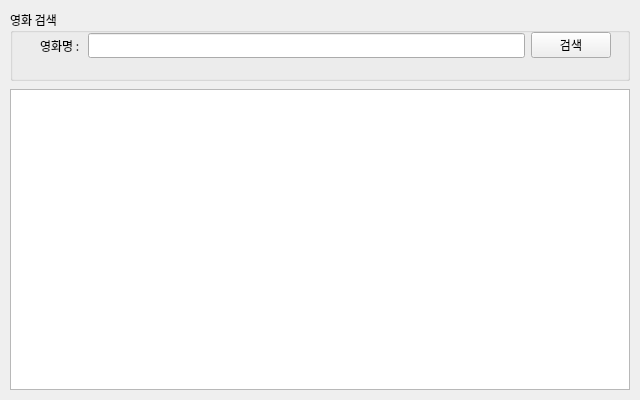
Old version of the form part1/studyPyQt/naverApiMovie.ui in the repository YoungHunPark0/miniprojects.
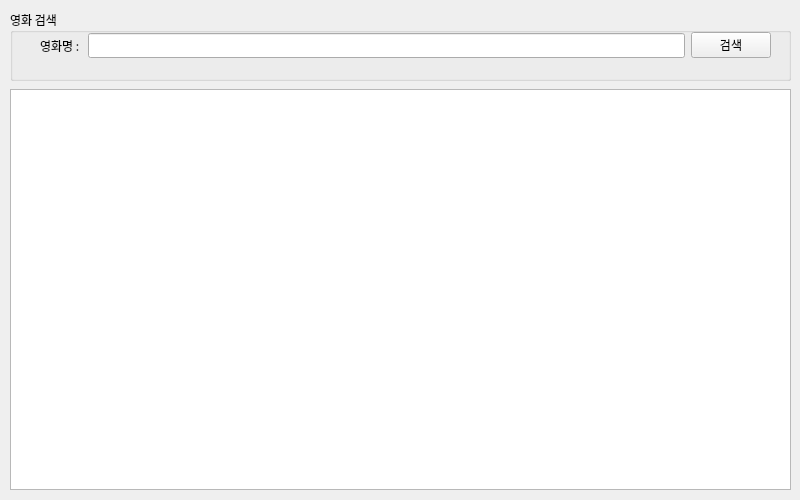
New version of the form.

Patch:
```diff
--- a/part1/studyPyQt/naverApiMovie.ui
+++ b/part1/studyPyQt/naverApiMovie.ui
@@ -6,8 +6,8 @@
    <rect>
     <x>0</x>
     <y>0</y>
-    <width>640</width>
-    <height>400</height>
+    <width>800</width>
+    <height>500</height>
    </rect>
   </property>
   <property name="sizePolicy">
@@ -18,14 +18,14 @@
   </property>
   <property name="minimumSize">
    <size>
-    <width>640</width>
-    <height>400</height>
+    <width>800</width>
+    <height>500</height>
    </size>
   </property>
   <property name="maximumSize">
    <size>
-    <width>640</width>
-    <height>400</height>
+    <width>800</width>
+    <height>500</height>
    </size>
   </property>
   <property name="font">
@@ -41,7 +41,7 @@
     <rect>
      <x>10</x>
      <y>10</y>
-     <width>620</width>
+     <width>781</width>
      <height>71</height>
     </rect>
    </property>
@@ -56,7 +56,7 @@
         <rect>
          <x>30</x>
          <y>20</y>
-         <width>571</width>
+         <width>731</width>
          <height>31</height>
         </rect>
        </property>
@@ -89,8 +89,8 @@
     <rect>
      <x>10</x>
      <y>89</y>
-     <width>620</width>
-     <height>301</height>
+     <width>781</width>
+     <height>401</height>
     </rect>
    </property>
    <layout class="QVBoxLayout" name="resultLayout">
```
